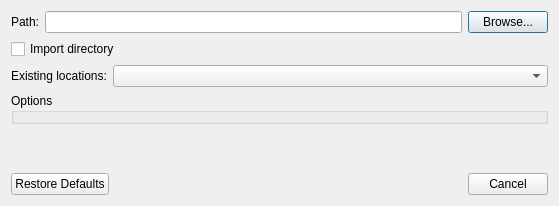
Old version of the form src/PluginManager/src/Location/BasicLocationImportDialog.ui in the repository till213/SkyDolly.
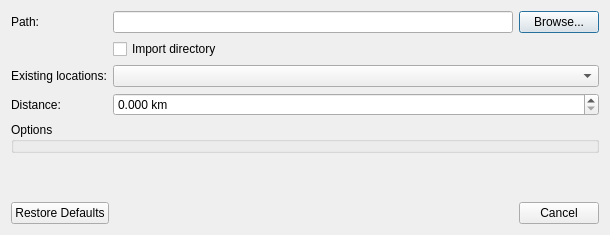
New version of the form.

Commit message:
Location import: add distance calculation for neighbouring locations (#146)
- Add distance threshold option to location import settings

Diff of the .ui file:
```diff
--- a/src/PluginManager/src/Location/BasicLocationImportDialog.ui
+++ b/src/PluginManager/src/Location/BasicLocationImportDialog.ui
@@ -6,14 +6,16 @@
    <rect>
     <x>0</x>
     <y>0</y>
-    <width>559</width>
-    <height>206</height>
+    <width>608</width>
+    <height>235</height>
    </rect>
   </property>
   <property name="windowTitle">
    <string>Import</string>
   </property>
-  <layout class="QFormLayout" name="formLayout_2">
+  <layout class="QVBoxLayout" name="verticalLayout">
+   <item>
+    <layout class="QFormLayout" name="formLayout">
    <item row="0" column="0">
     <widget class="QLabel" name="fileLabel">
      <property name="text">
@@ -42,7 +44,7 @@
      </item>
     </layout>
    </item>
-   <item row="1" column="0" colspan="2">
+     <item row="1" column="1">
     <widget class="QCheckBox" name="importDirectoryCheckBox">
      <property name="toolTip">
       <string>When checked then all files in the selected directory are imported. Otherwise the selected file is imported (only).</string>
@@ -52,32 +54,49 @@
      </property>
     </widget>
    </item>
-   <item row="2" column="0" colspan="2">
-    <layout class="QFormLayout" name="formLayout">
-     <item row="0" column="0">
+     <item row="2" column="0">
       <widget class="QLabel" name="label">
        <property name="text">
         <string>Existing locations:</string>
        </property>
       </widget>
      </item>
-     <item row="0" column="1">
-      <widget class="QComboBox" name="importModeComboBox">
+     <item row="2" column="1">
+      <widget class="QComboBox" name="importModeComboBox"/>
+     </item>
+     <item row="3" column="0">
+      <widget class="QLabel" name="label_2">
+       <property name="text">
+        <string>Distance:</string>
+       </property>
+      </widget>
+     </item>
+     <item row="3" column="1">
+      <widget class="QDoubleSpinBox" name="distanceSpinBox">
        <property name="toolTip">
-        <string>&lt;html&gt;&lt;head/&gt;&lt;body&gt;&lt;p&gt;Defines how existing locations are modified:&lt;br/&gt;&lt;br/&gt;• Ignore: nothing is changed&lt;br/&gt;• Update: existing locations are modified&lt;br/&gt;• Insert: new locations are added (existing locations are left unmodified)&lt;/p&gt;&lt;/body&gt;&lt;/html&gt;</string>
+        <string>Defines the distance within which existing locations are searched for.</string>
+       </property>
+       <property name="suffix">
+        <string> km</string>
+       </property>
+       <property name="decimals">
+        <number>3</number>
+       </property>
+       <property name="maximum">
+        <double>250.000000000000000</double>
        </property>
       </widget>
      </item>
     </layout>
    </item>
-   <item row="3" column="0" colspan="2">
+   <item>
     <widget class="QGroupBox" name="optionGroupBox">
      <property name="title">
       <string>Options</string>
      </property>
     </widget>
    </item>
-   <item row="4" column="0" colspan="2">
+   <item>
     <spacer name="verticalSpacer">
      <property name="orientation">
       <enum>Qt::Vertical</enum>
@@ -90,7 +109,7 @@
      </property>
     </spacer>
    </item>
-   <item row="5" column="0" colspan="2">
+   <item>
     <widget class="QDialogButtonBox" name="defaultButtonBox">
      <property name="orientation">
       <enum>Qt::Horizontal</enum>
```
Lines whose indentation alone changed are shown as unchanged. The commit also changes 10 other files.
